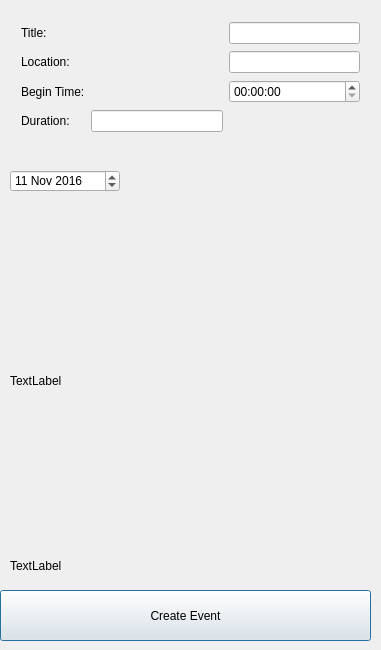
Old version of the form createevent.ui in the repository allenh1/timefuse-client.
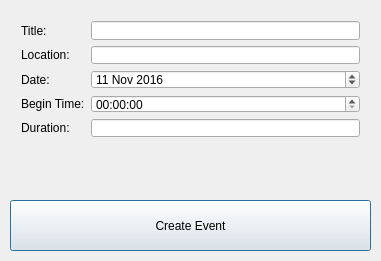
New version of the form.

Commit message: changed create event so it uses error pop ups instead of text edits

```diff
--- a/createevent.ui
+++ b/createevent.ui
@@ -7,7 +7,7 @@
     <x>0</x>
     <y>0</y>
     <width>381</width>
-    <height>650</height>
+    <height>261</height>
    </rect>
   </property>
   <property name="windowTitle">
@@ -16,9 +16,9 @@
   <widget class="QPushButton" name="pushButton">
    <property name="geometry">
     <rect>
-     <x>0</x>
-     <y>590</y>
-     <width>371</width>
+     <x>10</x>
+     <y>200</y>
+     <width>361</width>
      <height>51</height>
     </rect>
    </property>
@@ -43,9 +43,6 @@
       </property>
      </widget>
     </item>
-    <item row="1" column="2">
-     <widget class="QLineEdit" name="location_input_2"/>
-    </item>
     <item row="1" column="0">
      <widget class="QLabel" name="location_2">
       <property name="text">
@@ -53,31 +50,40 @@
       </property>
      </widget>
     </item>
-    <item row="3" column="0">
+    <item row="4" column="0">
      <widget class="QLabel" name="end_time_2">
       <property name="text">
        <string>Duration:</string>
       </property>
      </widget>
     </item>
-    <item row="0" column="2">
-     <widget class="QLineEdit" name="title_input_2"/>
-    </item>
-    <item row="2" column="2">
-     <widget class="QTimeEdit" name="begin_time_edit_2"/>
-    </item>
-    <item row="2" column="0">
+    <item row="3" column="0">
      <widget class="QLabel" name="begin_time_2">
       <property name="text">
        <string>Begin Time:</string>
       </property>
      </widget>
     </item>
-    <item row="3" column="1">
+	<item row="2" column="0">
+     <widget class="QLabel" name="date_label">
+      <property name="text">
+       <string>Date:</string>
+      </property>
+     </widget>
+    </item>
+    <item row="4" column="1">
      <widget class="QLineEdit" name="duration_input_2"/>
     </item>
-   </layout>
-  </widget>
+    <item row="0" column="1">
+     <widget class="QLineEdit" name="title_input_2"/>
+    </item>
+    <item row="1" column="1">
+     <widget class="QLineEdit" name="location_input_2"/>
+    </item>
+    <item row="3" column="1">
+      <widget class="QTimeEdit" name="begin_time_edit_2"/>
+    </item>
+	<item row="2" column="1">
   <widget class="QDateEdit" name="dateEdit">
    <property name="geometry">
     <rect>
@@ -95,34 +101,8 @@
     </date>
    </property>
   </widget>
-  <widget class="QLabel" name="label_2">
-   <property name="geometry">
-    <rect>
-     <x>10</x>
-     <y>545</y>
-     <width>291</width>
-     <height>41</height>
-    </rect>
-   </property>
-   <property name="text">
-    <string>TextLabel</string>
-   </property>
-  </widget>
-  <widget class="QLabel" name="label">
-   <property name="geometry">
-    <rect>
-     <x>10</x>
-     <y>200</y>
-     <width>291</width>
-     <height>361</height>
-    </rect>
-   </property>
-   <property name="text">
-    <string>TextLabel</string>
-   </property>
-   <property name="wordWrap">
-    <bool>true</bool>
-   </property>
+	</item>
+   </layout>
   </widget>
  </widget>
  <layoutdefault spacing="6" margin="11"/>
```
Lines whose indentation alone changed are shown as unchanged. The commit also changes 2 other files.
